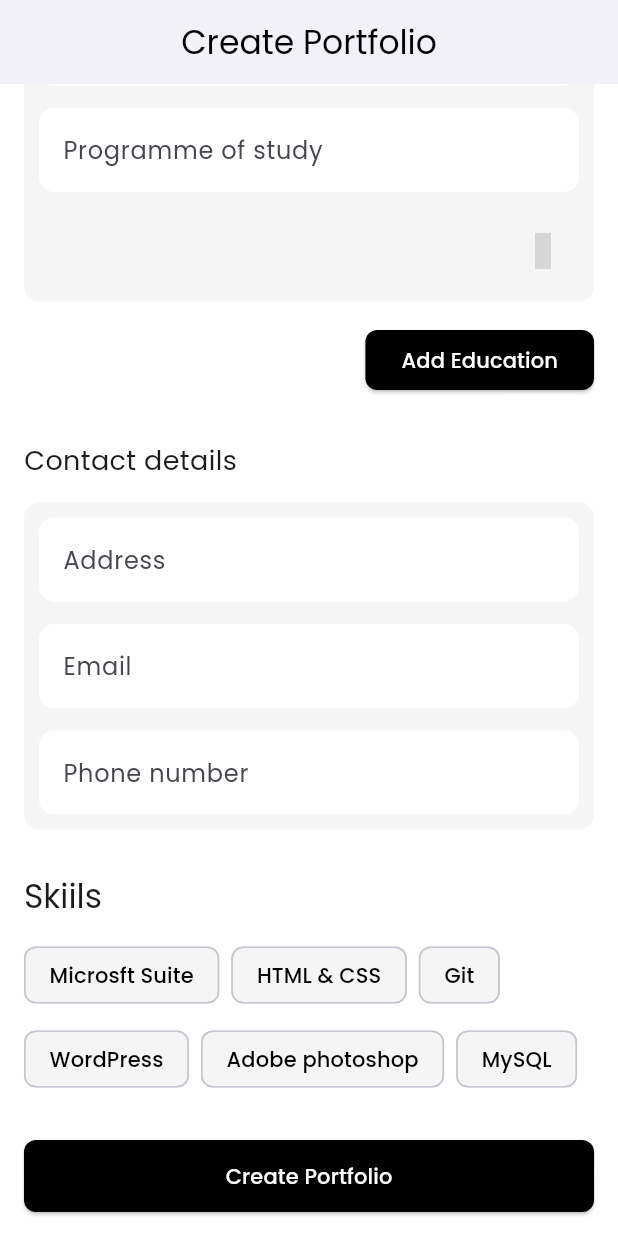
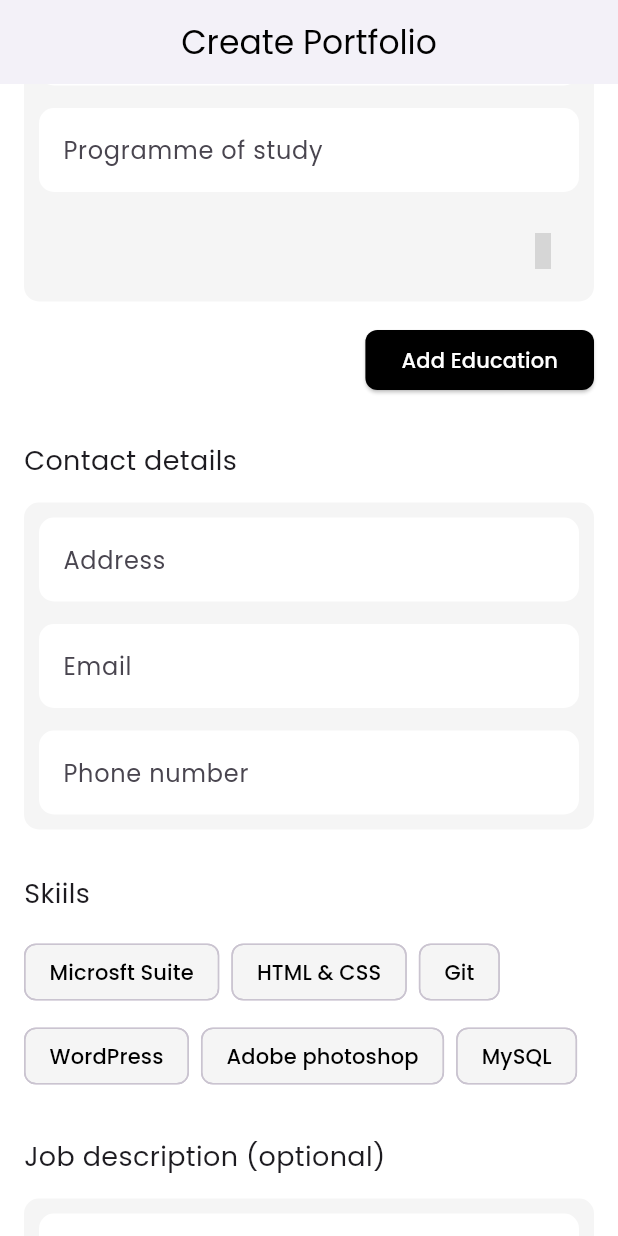
Before and after one commit to Bandoh83/resume_app, a Flutter app: the screen it shows after launch, scrolled down 1068 dp, on a phone screen of 412 x 824 dp. Run offline on Flutter 3.47's test engine with Material 3 defaults, Android fonts, the phone set to English and light mode, and no system bars; our stand-ins replace flutter_markdown, flutter_screenutil, google_fonts, iconsax, image_picker, ionicons; missing offline and left inert: htmltopdfwidgets; grey boxes are pictures that could not be loaded.

Commit message:
upgraded Ai

```diff
--- a/lib/screens/ai_generator.dart
+++ b/lib/screens/ai_generator.dart
@@ -6,8 +6,14 @@ Future<String> callGeminiAI(Map<String, dynamic> formData) async {
   final apiKey = 'AIzaSyCc8ABn1XhyXiJ0CFqBlRg11J99Ci3tF4U';
   final apiUrl = 'https://generativelanguage.googleapis.com/v1beta/models/gemini-1.5-flash:generateContent?key=$apiKey';
 
+
+   String jobDescription = formData['job_description'] ?? "No job description provided.";
   String prompt = '''
-  Improve this portfolio data and make it an impressive CV:
+  Improve this portfolio data and make it an impressive CV based on the job description given.:
+
+
+  **Job Description:**
+  $jobDescription
 
   Name: ${formData['name']}
   Role: ${formData['role']}
@@ -17,7 +23,7 @@ Future<String> callGeminiAI(Map<String, dynamic> formData) async {
   Phone: ${formData['phone']}
   Languages and Tools: ${formData['languages'].join(', ')}
   Working Experience:
-  ${formData['works'].map((work) => '-  ${work['company name']}: ${work['job title']}: ${work['job description']}').join('\n')}
+  ${formData['works'].map((work) => '-  ${work['company name']}: ${work['job title']}: ${work['description']}').join('\n')}
   Education:
   ${formData['education'].map((education) => '-  ${education['school name']}: ${education['programme']}').join('\n')}
   ''';
@@ -38,105 +44,3 @@ Future<String> callGeminiAI(Map<String, dynamic> formData) async {
     throw Exception('Failed to call Gemini AI: ${response.statusCode} - ${response.body}');
   }
 }
-
-
-
-
-//   /// Generate PDF with separate content
-//   Future<void> generatePDF() async {
-//     final pdfData = await HtmlToPdf.convertHtml(getHtmlTemplate());
-//     final directory = await getApplicationDocumentsDirectory();
-//     final file = File('${directory.path}/structured_cv.pdf');
-//     await file.writeAsBytes(pdfData);
-
-//     Navigator.push(
-//       context,
-//       MaterialPageRoute(
-//         builder: (context) => PdfPreviewScreen(pdfFile: file),
-//       ),
-//     );
-//   }
-
-//   /// Structured PDF Content (Separate from AI Response)
-//   String getHtmlTemplate() {
-//     return '''
-//       <html>
-//       <head>
-//         <style>
-//           body { font-family: Arial, sans-serif; padding: 40px; }
-//           h1, h2 { color: #007bff; border-bottom: 2px solid #007bff; padding-bottom: 5px; }
-//           p { font-size: 16px; line-height: 1.6; }
-//           .page-break { page-break-before: always; }
-//         </style>
-//       </head>
-//       <body>
-//         <h1>Professional CV</h1>
-
-//         <!-- Page 1: Profile -->
-//         <h2>Profile</h2>
-//         <p><strong>Name:</strong> ${widget.formData['name']}</p>
-//         <p><strong>Role:</strong> ${widget.formData['role']}</p>
-//         <p><strong>About:</strong> ${widget.formData['about']}</p>
-//         <p><strong>Address:</strong> ${widget.formData['address']}</p>
-//         <p><strong>Email:</strong> ${widget.formData['email']}</p>
-//         <p><strong>Phone:</strong> ${widget.formData['phone']}</p>
-
-//         <!-- Page Break -->
-//         <div class="page-break"></div>
-
-//         <!-- Page 2: Skills -->
-//         <h2>Languages & Tools</h2>
-//         <p>${widget.formData['languages'].join(', ')}</p>
-
-//         <!-- Page Break -->
-//         <div class="page-break"></div>
-
-//         <!-- Page 3: Work Experience -->
-//         <h2>Work Experience</h2>
-//         ${widget.formData['works'].map((work) => '''
-//           <p><strong>${work['title']}</strong></p>
-//           <p>${work['description']}</p>
-//           <hr>
-//         ''').join('')}
-
-//         <!-- Page Break -->
-//         <div class="page-break"></div>
-
-//         <!-- Page 4: Additional Information -->
-//         <h2>Additional Notes</h2>
-//         <p>This section is reserved for any additional notes or information.</p>
-
-//       </body>
-//       </html>
-//     ''';
-//   }
-
-//   @override
-//   Widget build(BuildContext context) {
-//     return Scaffold(
-//       appBar: AppBar(title: Text("Generate CV")),
-//       body: Center(
-//         child: isLoading
-//             ? CircularProgressIndicator()
-//             : Column(
-//                 mainAxisAlignment: MainAxisAlignment.center,
-//                 children: [
-//                   Padding(
-//                     padding: EdgeInsets.all(16.0),
-//                     child: Text("AI Response (Not in PDF):", style: TextStyle(fontWeight: FontWeight.bold)),
-//                   ),
-//                   Padding(
-//                     padding: EdgeInsets.all(16.0),
-//                     child: Text(aiGeneratedText, textAlign: TextAlign.center),
-//                   ),
-//                   SizedBox(height: 20),
-//                   ElevatedButton(
-//                     onPressed: generatePDF,
-//                     child: Text("Generate PDF"),
-//                   ),
-//                 ],
-//               ),
-//       ),
-//     );
-//   }
-// }
--- a/lib/screens/forms.dart
+++ b/lib/screens/forms.dart
@@ -25,6 +25,8 @@ class FormsScreenState extends State<FormsScreen> {
   final TextEditingController _emailController = TextEditingController();
   final TextEditingController _phoneController = TextEditingController();
   final TextEditingController _addressController = TextEditingController();
+  final TextEditingController _jobDescriptionController =
+      TextEditingController();
 
   File? _profileImage;
   final List<Map<String, dynamic>> _works = [];
@@ -39,7 +41,7 @@ class FormsScreenState extends State<FormsScreen> {
     "Microsft Suite",
     "HTML & CSS",
     "Git",
-    "WordPress" ,
+    "WordPress",
     "Adobe photoshop",
     "MySQL",
   ];
@@ -265,7 +267,7 @@ class FormsScreenState extends State<FormsScreen> {
                   ),
                 ),
                 maxHeight,
-                Text("Skiils", style: theme.textTheme.titleLarge),
+                Text("Skiils", style: bigHeader),
                 minHeight,
                 Wrap(
                   spacing: 8.0,
@@ -292,6 +294,26 @@ class FormsScreenState extends State<FormsScreen> {
                     );
                   }).toList(),
                 ),
+
+                maxHeight,
+
+
+                Text("Job description (optional)", style: bigHeader),
+                minHeight,
+                CustomContainer(
+                  child: Padding(
+                    padding: const EdgeInsets.all(10.0),
+                    child: Column(
+                      children: [
+                _buildTextField(
+                  controller: _jobDescriptionController,
+                  label: 'Input job description here',
+                  maxLines: 3,
+                ),
+                      ]
+                    )
+                  ),
+                ),
                 const SizedBox(height: 30),
                 ElevatedButton(
                   onPressed: () async {
@@ -304,6 +326,8 @@ class FormsScreenState extends State<FormsScreen> {
                         'email': _emailController.text.trim(),
                         'phone': _phoneController.text.trim(),
                         'languages': _selectedTools ?? [],
+                        'job description':
+                            _jobDescriptionController.text.trim(),
                         'works': _works
                             .asMap()
                             .entries
@@ -313,7 +337,7 @@ class FormsScreenState extends State<FormsScreen> {
                                       .trim(),
                                   'job title':
                                       _titleControllers[entry.key].text.trim(),
-                                  'job description':
+                                  'description':
                                       _descriptionControllers[entry.key]
                                           .text
                                           .trim(),
@@ -334,14 +358,12 @@ class FormsScreenState extends State<FormsScreen> {
                       };
 
                       try {
-
                         showDialog(
                           context: context,
                           barrierDismissible: false,
                           builder: (context) =>
                               const Center(child: CircularProgressIndicator()),
                         );
-
 
                         String organizedText = await callGeminiAI(formData);
 
@@ -359,8 +381,7 @@ class FormsScreenState extends State<FormsScreen> {
                         }
                       } catch (e) {
                         if (context.mounted) {
-                          Navigator.pop(
-                              context); // Ensure loading is closed before error
+                          Navigator.pop(context);
                           ScaffoldMessenger.of(context).showSnackBar(
                             SnackBar(content: Text('Error: $e')),
                           );
```
Also changed, not shown: lib/screens/markdown.dart (+3 -4 lines).
